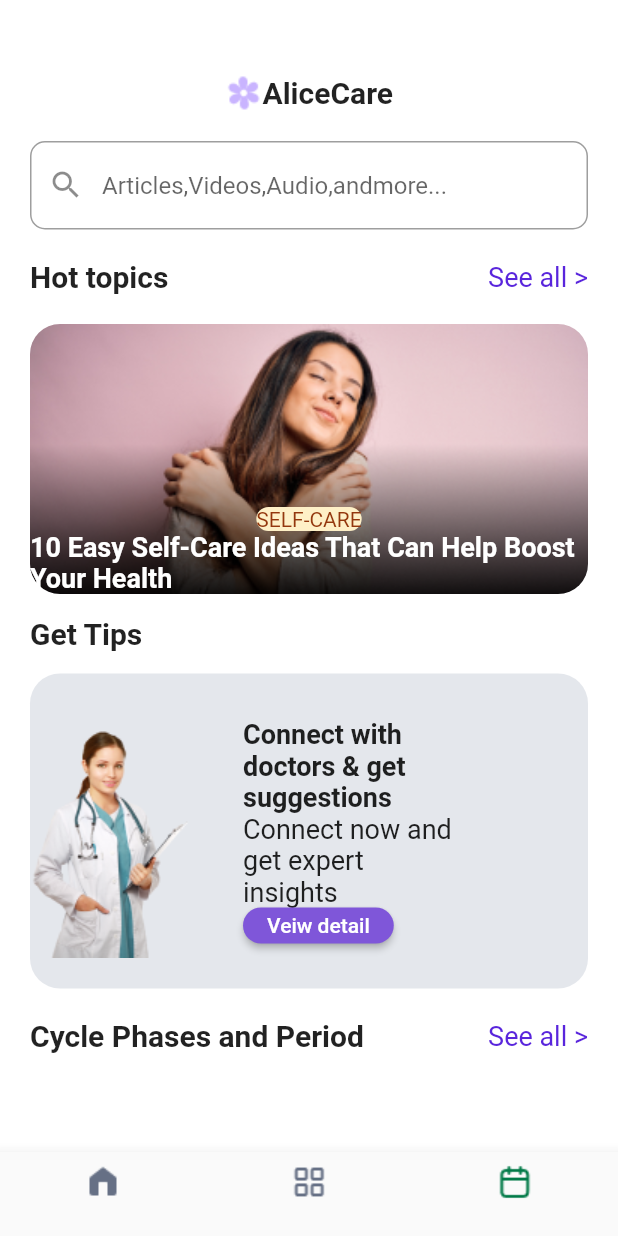
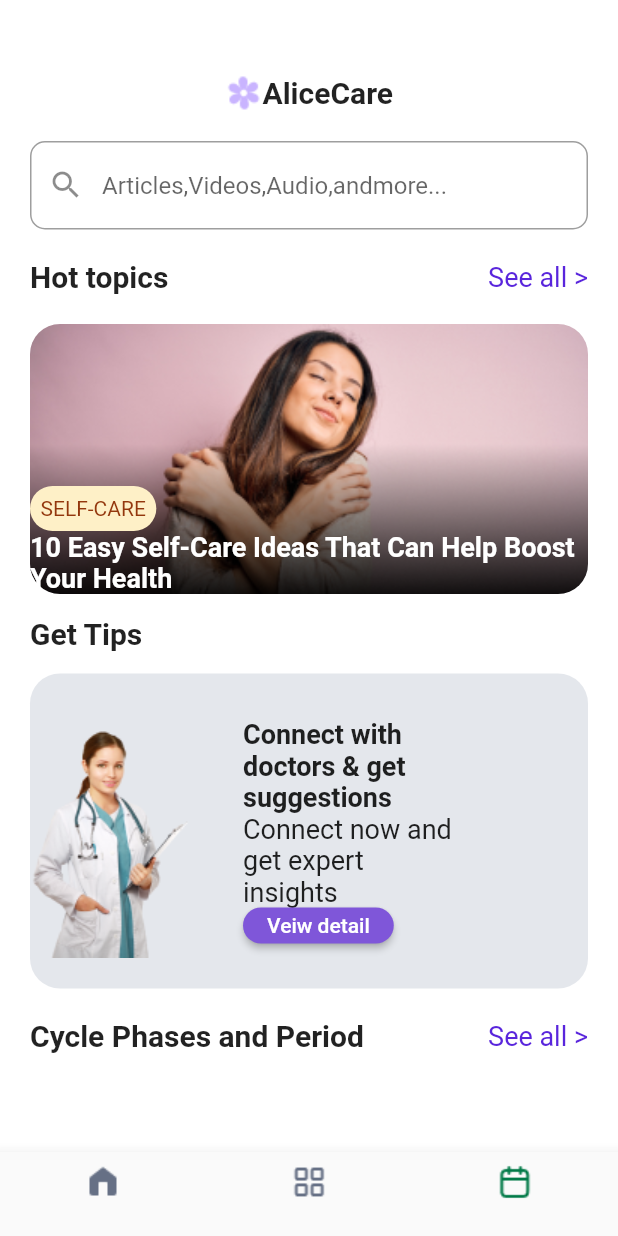
Before and after one commit to mostafa9999998/quize, a Flutter app: the screen it shows after launch, item 3 of the bottom bar chosen, on a phone screen of 412 x 824 dp. Run offline on Flutter 3.47's test engine with Material 2 defaults, Android fonts, the phone set to English and light mode, and no system bars.

Commit message:
make update in topic

```diff
--- a/lib/pages/page3/topics.dart
+++ b/lib/pages/page3/topics.dart
@@ -20,8 +20,10 @@ class Topics extends StatelessWidget {
        // height: 250,
         child: Column(
           mainAxisAlignment: MainAxisAlignment.end,
+          crossAxisAlignment: CrossAxisAlignment.start,
           children: [
             Container(
+              padding: EdgeInsets.all(7),
               decoration: BoxDecoration(
                 borderRadius: BorderRadius.circular(25),
                 color: Color(0xffFEF0C7)
```
